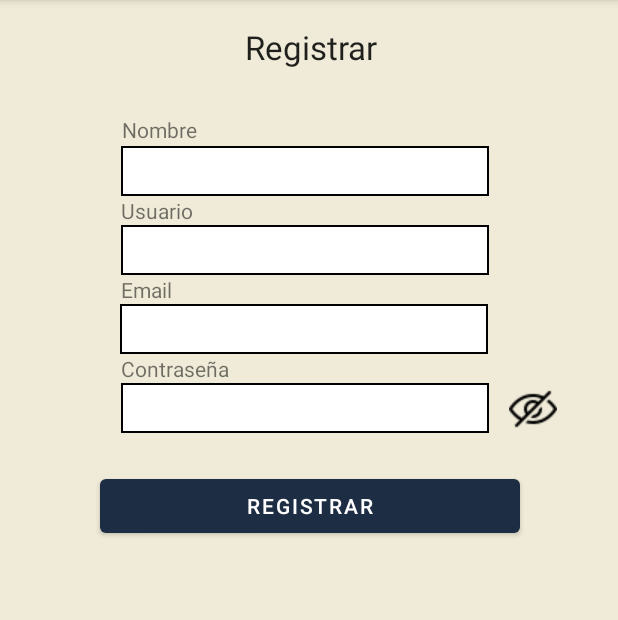
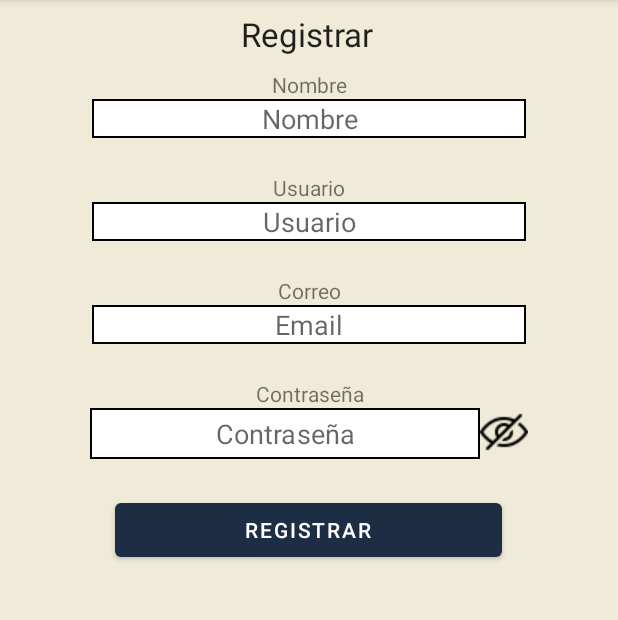
Before and after one commit to alvarovr0/Hairdate, an Android app: the fragment crearUsuario_Cliente shown on its own in the app's theme, on a phone screen of 412 x 824 dp, the part 84-704 px from its top. Run offline under Robolectric (Android 15) with nearby library versions, the phone set to English and light mode, and no system bars; our stand-ins replace Firebase (no records; nobody signed in at launch, a user with empty details on screens opened directly).

Commit message:
Rama arreglada con Linear

```diff
--- a/Hairdate/app/src/main/java/com/example/hairdate/crearUsuario_Cliente.java
+++ b/Hairdate/app/src/main/java/com/example/hairdate/crearUsuario_Cliente.java
@@ -86,13 +86,10 @@ public class crearUsuario_Cliente extends Fragment{
     public View onCreateView(@NonNull LayoutInflater inflater, @Nullable ViewGroup container, @Nullable Bundle savedInstanceState) {
         FirebaseFirestore db = FirebaseFirestore.getInstance();
         View view = inflater.inflate(R.layout.fragment_crear_usuario__cliente, container, false);
-        Spinner spn = (Spinner) view.findViewById(R.id.spinnerCalle);
         nombre = (EditText) view.findViewById(R.id.edTxt_nombre);
-        cif = (EditText) view.findViewById(R.id.edTxt_cif);
         usuario = (EditText) view.findViewById(R.id.edTxt_usuario_crear);
         email = (EditText) view.findViewById(R.id.edTxt_Email);
         contrasena = (EditText) view.findViewById(R.id.edTxt_contrasena_crear);
-        direccion = (EditText) view.findViewById(R.id.edTxt_Direccion);
         botonRegistro = (Button) view.findViewById(R.id.btn_registro);
        btn_eyeContrasena_inicio = (ImageButton) view.findViewById(R.id.ojoBoton);
 
@@ -116,17 +113,14 @@ public class crearUsuario_Cliente extends Fragment{
             @Override
             public void onClick(View v) {
                 String emailvalidator = email.getText().toString();
-                String direccion_completa = spn.getSelectedItem().toString() + "   " + direccion.getText().toString();
                 if(!emailvalidator.isEmpty() && Patterns.EMAIL_ADDRESS.matcher(emailvalidator).matches()){
                     Toast.makeText(view.getContext(), "Email valido", Toast.LENGTH_LONG).show();
                     // Create a new user with a first and last name
                     Map<String, Object> user = new HashMap<>();
                     user.put("nombre", nombre.getText().toString());
-                    user.put("CIF", cif.getText().toString());
                     user.put("usuario", usuario.getText().toString());
                     user.put("email", emailvalidator);
                     user.put("contrasena", contrasena.getText().toString());
-                    user.put("direccion", direccion_completa);
                     // Add a new document with a generated ID
                     db.collection("Peluquero")
                             .add(user)
--- a/Hairdate/app/src/main/java/com/example/hairdate/inicioSesion_Cliente.java
+++ b/Hairdate/app/src/main/java/com/example/hairdate/inicioSesion_Cliente.java
@@ -78,7 +78,7 @@ public class inicioSesion_Cliente extends Fragment {
         Intrinsics.checkNotNullParameter(view, "view");
         super.onViewCreated(view, savedInstanceState);
         this.ojoAbierto = false;
-        this.crear = (TextView) view.findViewById(R.id.Crear_cliente);
+        this.crear = (TextView) view.findViewById(R.id.txt_crear2_inicio);
         crear.setOnClickListener((View.OnClickListener)(new View.OnClickListener() {
             public final void onClick(View it) {
                 android.app.AlertDialog.Builder constructorDialogo = new android.app.AlertDialog.Builder((Context) inicioSesion_Cliente.this.requireActivity());
@@ -92,8 +92,8 @@ public class inicioSesion_Cliente extends Fragment {
                 alerta.show();
             }
         }));
-        this.btn_eyeContrasena_inicio = (ImageButton) view.findViewById(R.id.btn_eyeContrasena_inicio_cliente);
-        this.edTxt_contrasena_inicio = (EditText) view.findViewById(R.id.ETpaswd);
+        this.btn_eyeContrasena_inicio = (ImageButton) view.findViewById(R.id.btn_eyeContrasena_inicio);
+        this.edTxt_contrasena_inicio = (EditText) view.findViewById(R.id.edTxt_contrasena_inicio);
         this.btn_eyeContrasena_inicio.setOnClickListener((View.OnClickListener)(new View.OnClickListener() {
             public final void onClick(View it) {
                 // Si el ojo está abierto, lo cambia a cerrado, y la contraseña se deja de ver
--- a/Hairdate/app/src/main/res/layout/fragment_crear_usuario__cliente.xml
+++ b/Hairdate/app/src/main/res/layout/fragment_crear_usuario__cliente.xml
@@ -1,186 +1,149 @@
 <?xml version="1.0" encoding="utf-8"?>
-<androidx.constraintlayout.widget.ConstraintLayout xmlns:android="http://schemas.android.com/apk/res/android"
+<FrameLayout xmlns:android="http://schemas.android.com/apk/res/android"
     xmlns:app="http://schemas.android.com/apk/res-auto"
     xmlns:tools="http://schemas.android.com/tools"
     android:layout_width="match_parent"
     android:layout_height="match_parent"
     android:background="@color/fondo">
 
-    <androidx.constraintlayout.widget.ConstraintLayout
+    <LinearLayout
+        android:layout_width="match_parent"
+        android:layout_height="match_parent"
+        android:gravity="top"
+        android:orientation="vertical">
 
-        android:id="@+id/constraintLayout"
-        android:layout_width="415dp"
-        android:layout_height="72dp"
-        android:layout_marginBottom="2dp"
-        android:visibility="visible"
-        app:layout_constraintBottom_toTopOf="@+id/constraintLayout3"
-        app:layout_constraintEnd_toEndOf="parent"
-        app:layout_constraintHorizontal_bias="0.25"
-        app:layout_constraintStart_toStartOf="parent"
-        app:layout_constraintTop_toTopOf="parent"
-        tools:visibility="visible">
+        <LinearLayout
+            android:layout_width="match_parent"
+            android:layout_height="45dp"
+            android:layout_marginEnd="1dp"
+            android:layout_marginBottom="1dp"
+            android:gravity="center"
+            android:orientation="vertical"
+            app:layout_constraintBottom_toTopOf="@+id/linearLayout"
+            app:layout_constraintEnd_toEndOf="parent">
 
-        <TextView
+            <TextView
+                android:id="@+id/txt_bienvenida"
+                android:layout_width="135dp"
+                android:layout_height="match_parent"
+                android:gravity="center"
+                android:text="Registrar"
+                android:textAppearance="@style/TextAppearance.AppCompat.Large" />
+        </LinearLayout>
 
-            android:id="@+id/textView"
-            android:layout_width="wrap_content"
+        <LinearLayout
+            android:id="@+id/linearLayout"
+            android:layout_width="match_parent"
             android:layout_height="wrap_content"
-            android:layout_marginStart="168dp"
-            android:layout_marginTop="16dp"
-            android:layout_marginEnd="168dp"
-            android:layout_marginBottom="26dp"
-            android:text="Registrar"
-            android:textAppearance="@style/TextAppearance.AppCompat.Large"
+            android:layout_gravity="top"
+            android:gravity="center|top"
+            android:orientation="vertical"
             app:layout_constraintBottom_toBottomOf="parent"
-            app:layout_constraintEnd_toEndOf="parent"
-            app:layout_constraintStart_toStartOf="parent"
-            app:layout_constraintTop_toTopOf="parent" />
+            app:layout_constraintEnd_toEndOf="parent">
 
-    </androidx.constraintlayout.widget.ConstraintLayout>
 
-    <androidx.constraintlayout.widget.ConstraintLayout
-        android:id="@+id/constraintLayout3"
-        android:layout_width="411dp"
-        android:layout_height="420dp"
-        android:layout_marginStart="1dp"
-        android:layout_marginTop="1dp"
-        app:layout_constraintEnd_toEndOf="parent"
-        app:layout_constraintStart_toStartOf="parent"
-        app:layout_constraintTop_toBottomOf="@+id/constraintLayout">
+            <TextView
+                android:id="@+id/txt_nombre"
+                android:layout_width="match_parent"
+                android:layout_height="match_parent"
+                android:layout_gravity="top"
+                android:gravity="center"
+                android:text="Nombre"/>
 
-        <ImageButton
-            android:id="@+id/ojoBoton"
-            android:layout_width="35dp"
-            android:layout_height="35dp"
-            android:layout_marginStart="11dp"
 
-            android:layout_marginEnd="41dp"
-            android:layout_marginBottom="135dp"
-            android:background="@null"
-            android:src="@drawable/eye_closed"
-            app:layout_constraintBottom_toBottomOf="parent"
-            app:layout_constraintEnd_toEndOf="parent"
-            app:layout_constraintHorizontal_bias="0.0"
-            app:layout_constraintStart_toEndOf="@+id/edTxt_contrasena_crear"
-            app:layout_constraintTop_toTopOf="parent"
-            app:layout_constraintVertical_bias="0.728" />
+            <EditText
+                android:id="@+id/edTxt_nombre"
+                android:layout_width="289dp"
+                android:layout_height="wrap_content"
+                android:background="@drawable/rectangle"
+                android:ems="10"
+                android:gravity="center"
+                android:hint="Nombre"
+                android:inputType="textPersonName"
+                android:maxLength="20"
+                android:layout_marginBottom="23dp"/>
 
-        <EditText
-            android:id="@+id/edTxt_Email"
-            android:layout_width="245dp"
-            android:layout_height="33dp"
-            android:layout_marginStart="79dp"
-            android:layout_marginEnd="87dp"
-            android:background="@drawable/rectangle"
-            app:layout_constraintBottom_toTopOf="@+id/textView10"
-            app:layout_constraintEnd_toEndOf="parent"
-            app:layout_constraintHorizontal_bias="1.0"
-            app:layout_constraintStart_toStartOf="parent"
-            app:layout_constraintTop_toBottomOf="@+id/textView9" />
 
-        <TextView
-            android:id="@+id/textView4"
-            android:layout_width="wrap_content"
-            android:layout_height="wrap_content"
-            android:layout_marginStart="79dp"
-            android:layout_marginTop="4dp"
-            android:layout_marginEnd="281dp"
-            android:layout_marginBottom="1dp"
-            android:text="Nombre"
-            app:layout_constraintBottom_toTopOf="@+id/edTxt_nombre"
-            app:layout_constraintEnd_toEndOf="parent"
-            app:layout_constraintStart_toStartOf="parent"
-            app:layout_constraintTop_toTopOf="parent" />
+            <TextView
+                android:id="@+id/txt_usuario_crear"
+                android:layout_width="match_parent"
+                android:layout_height="wrap_content"
+                android:gravity="center"
+                android:text="Usuario" />
 
-        <EditText
-            android:id="@+id/edTxt_nombre"
-            android:layout_width="245dp"
-            android:layout_height="33dp"
-            android:layout_marginStart="79dp"
-            android:layout_marginEnd="87dp"
-            android:background="@drawable/rectangle"
-            app:layout_constraintBottom_toTopOf="@+id/textView7"
-            app:layout_constraintEnd_toEndOf="parent"
-            app:layout_constraintStart_toStartOf="parent"
-            app:layout_constraintTop_toBottomOf="@+id/textView4" />
+            <EditText
+                android:id="@+id/edTxt_usuario_crear"
+                android:layout_width="289dp"
+                android:layout_height="wrap_content"
+                android:background="@drawable/rectangle"
+                android:ems="10"
+                android:gravity="center"
+                android:hint="Usuario"
+                android:inputType="textPersonName"
+                android:maxLength="15"
+                android:layout_marginBottom="23dp"/>
 
-        <EditText
-            android:id="@+id/edTxt_usuario_crear"
-            android:layout_width="245dp"
-            android:layout_height="33dp"
-            android:layout_marginStart="79dp"
-            android:layout_marginEnd="87dp"
-            android:background="@drawable/rectangle"
-            app:layout_constraintBottom_toTopOf="@+id/textView9"
-            app:layout_constraintEnd_toEndOf="parent"
-            app:layout_constraintHorizontal_bias="0.0"
-            app:layout_constraintStart_toStartOf="parent"
-            app:layout_constraintTop_toBottomOf="@+id/textView7" />
+            <TextView
+                android:id="@+id/txt_usuario"
+                android:layout_width="match_parent"
+                android:layout_height="wrap_content"
+                android:gravity="center"
+                android:text="Correo" />
 
-        <TextView
-            android:id="@+id/textView7"
-            android:layout_width="wrap_content"
-            android:layout_height="wrap_content"
-            android:layout_marginStart="79dp"
-            android:layout_marginEnd="284dp"
-            android:text="Usuario"
-            app:layout_constraintBottom_toTopOf="@+id/edTxt_usuario_crear"
-            app:layout_constraintEnd_toEndOf="parent"
-            app:layout_constraintHorizontal_bias="1.0"
-            app:layout_constraintStart_toStartOf="parent"
-            app:layout_constraintTop_toBottomOf="@+id/edTxt_nombre" />
+            <EditText
+                android:id="@+id/edTxt_Email"
+                android:layout_width="289dp"
+                android:layout_height="wrap_content"
+                android:background="@drawable/rectangle"
+                android:ems="10"
+                android:gravity="center"
+                android:hint="Email"
+                android:inputType="textEmailAddress"
+                android:layout_marginBottom="23dp"/>
 
-        <TextView
-            android:id="@+id/textView9"
-            android:layout_width="0dp"
-            android:layout_height="wrap_content"
-            android:layout_marginStart="79dp"
-            android:layout_marginEnd="297dp"
-            android:text="Email"
-            app:layout_constraintBottom_toTopOf="@+id/edTxt_Email"
-            app:layout_constraintEnd_toEndOf="parent"
-            app:layout_constraintHorizontal_bias="0.0"
-            app:layout_constraintStart_toStartOf="parent"
-            app:layout_constraintTop_toBottomOf="@+id/edTxt_usuario_crear" />
+            <TextView
+                android:id="@+id/txt_contrasena"
+                android:layout_width="289dp"
+                android:layout_height="wrap_content"
+                android:gravity="center"
+                android:text="Contraseña" />
+            <LinearLayout
+                android:layout_width="wrap_content"
+                android:layout_height="wrap_content">
 
-        <TextView
-            android:id="@+id/textView10"
-            android:layout_width="wrap_content"
-            android:layout_height="wrap_content"
-            android:layout_marginStart="79dp"
-            android:layout_marginEnd="260dp"
-            android:text="Contraseña"
-            app:layout_constraintBottom_toTopOf="@+id/edTxt_contrasena_crear"
-            app:layout_constraintEnd_toEndOf="parent"
-            app:layout_constraintHorizontal_bias="0.0"
-            app:layout_constraintStart_toStartOf="parent"
-            app:layout_constraintTop_toBottomOf="@+id/edTxt_Email" />
+                <EditText
+                    android:id="@+id/edTxt_contrasena_crear"
+                    android:layout_width="260dp"
+                    android:layout_height="34dp"
+                    android:background="@drawable/rectangle"
+                    android:ems="10"
+                    android:gravity="center"
+                    android:hint="Contraseña"
+                    android:inputType="textPassword"
+                    android:maxLength="10"
+                    android:minHeight="48dp"
+                    android:layout_marginBottom="23dp"/>
 
-        <EditText
-            android:id="@+id/edTxt_contrasena_crear"
-            android:layout_width="245dp"
-            android:layout_height="33dp"
-            android:layout_marginStart="79dp"
-            android:layout_marginEnd="87dp"
-            android:layout_marginBottom="25dp"
-            android:background="@drawable/rectangle"
-            app:layout_constraintBottom_toTopOf="@+id/btn_registro"
-            app:layout_constraintEnd_toEndOf="parent"
-            app:layout_constraintStart_toStartOf="parent"
-            app:layout_constraintTop_toBottomOf="@+id/textView10" />
+                <ImageButton
+                    android:id="@+id/ojoBoton"
+                    android:layout_width="wrap_content"
+                    android:layout_height="wrap_content"
+                    android:layout_weight="1"
+                    android:src="@drawable/eye_closed"
+                    android:background="@null"/>
+            </LinearLayout>
+
+
+
+
+        </LinearLayout>
 
         <Button
             android:id="@+id/btn_registro"
-            android:layout_width="280dp"
+            android:layout_width="258dp"
             android:layout_height="wrap_content"
-            android:layout_marginStart="65dp"
-            android:layout_marginTop="23dp"
-            android:layout_marginEnd="66dp"
             android:text="Registrar"
-            app:layout_constraintEnd_toEndOf="parent"
-            app:layout_constraintHorizontal_bias="0.0"
-            app:layout_constraintStart_toStartOf="parent"
-            app:layout_constraintTop_toBottomOf="@+id/ojoBoton" />
-    </androidx.constraintlayout.widget.ConstraintLayout>
+            android:layout_gravity="center"/>
+    </LinearLayout>
 
-</androidx.constraintlayout.widget.ConstraintLayout>
+</FrameLayout>
```
Also changed, not shown: Hairdate/app/src/main/res/layout/fragment_inicio_sesion__cliente.xml (+133 -184 lines), 1 other file.
